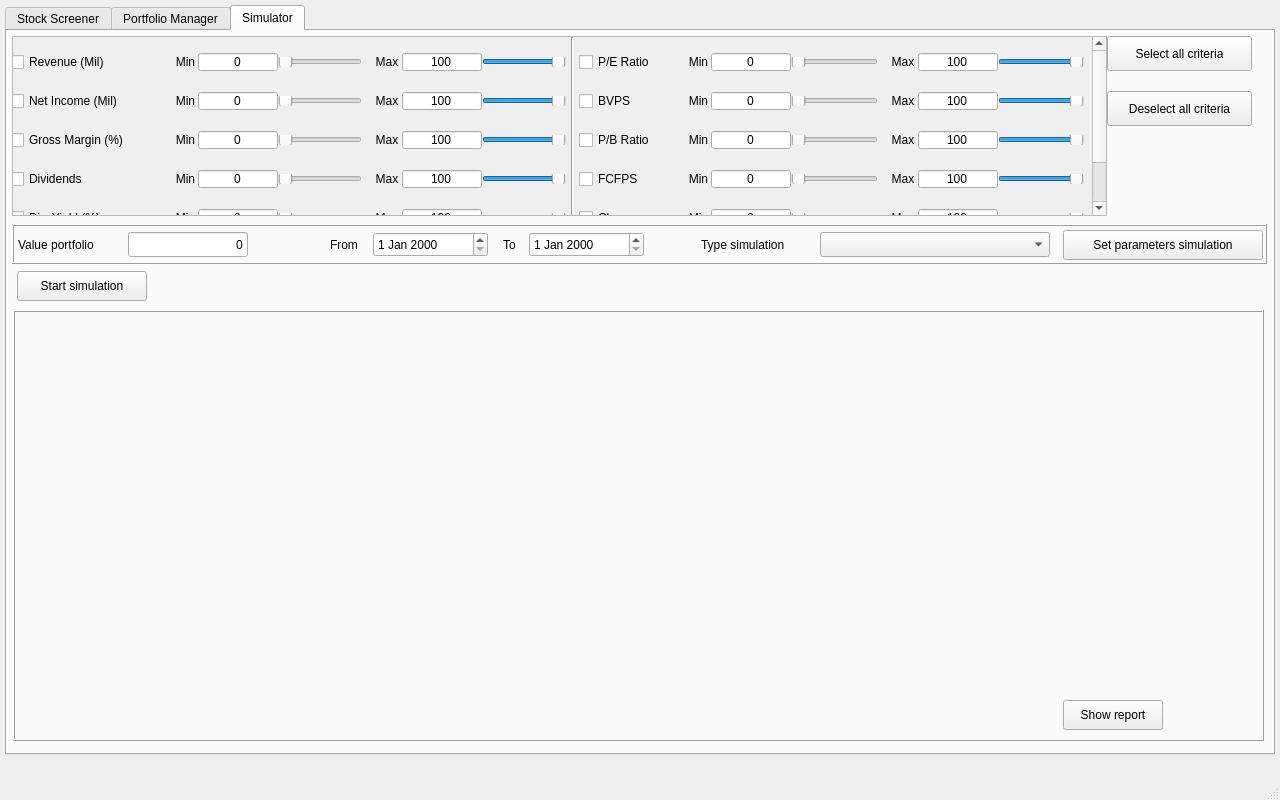
Before: the Qt Designer form QT/MainWindow.ui in Gendostie/market-analysis, drawn with Qt 5.
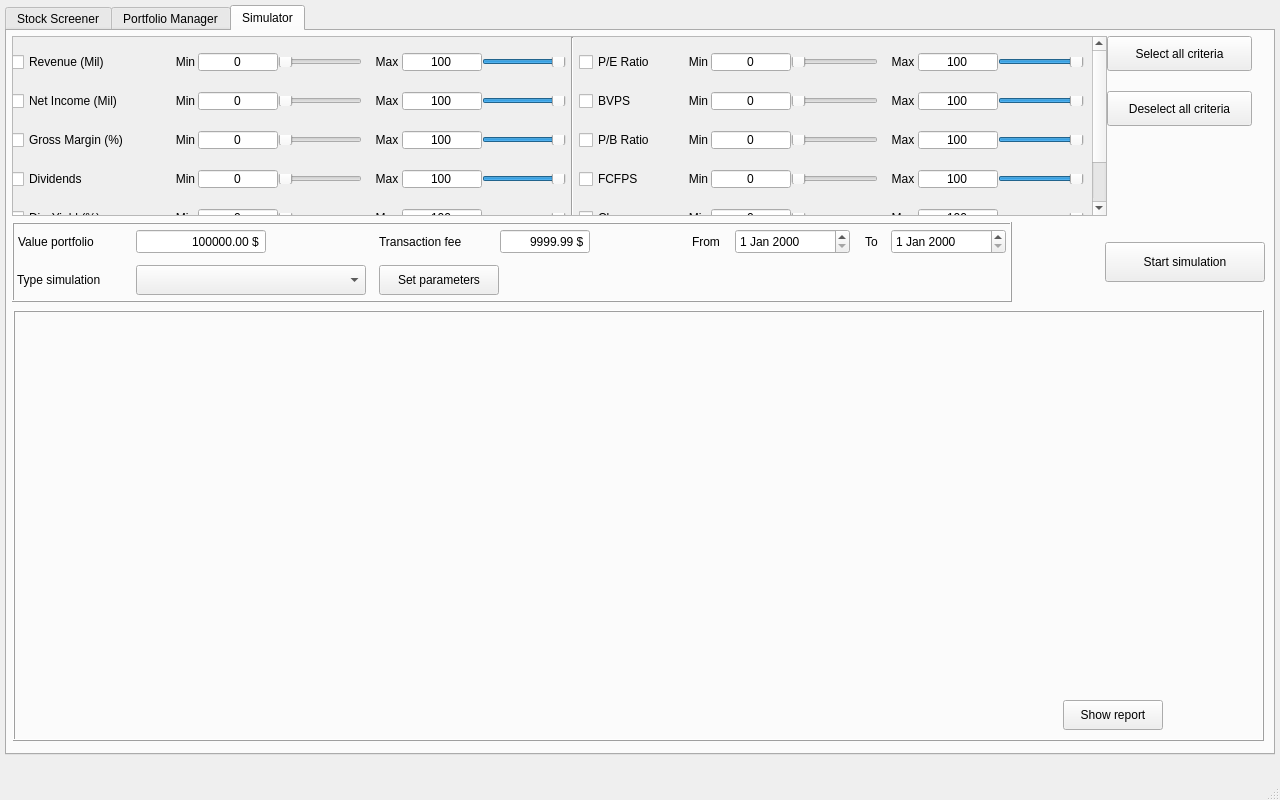
After: the same form once the commit is applied.

Commit message: Add line edit for transaction fee

Diff of the .ui file:
```diff
--- a/QT/MainWindow.ui
+++ b/QT/MainWindow.ui
@@ -6895,31 +6895,6 @@
        </widget>
       </widget>
      </widget>
-     <widget class="QPushButton" name="btn_startSimulation">
-      <property name="geometry">
-       <rect>
-        <x>10</x>
-        <y>240</y>
-        <width>130</width>
-        <height>30</height>
-       </rect>
-      </property>
-      <property name="minimumSize">
-       <size>
-        <width>120</width>
-        <height>30</height>
-       </size>
-      </property>
-      <property name="maximumSize">
-       <size>
-        <width>130</width>
-        <height>30</height>
-       </size>
-      </property>
-      <property name="text">
-       <string>Start simulation</string>
-      </property>
-     </widget>
      <widget class="QFrame" name="frame">
       <property name="geometry">
        <rect>
@@ -6975,21 +6950,21 @@
       <property name="geometry">
        <rect>
         <x>5</x>
-        <y>193</y>
-        <width>1255</width>
-        <height>40</height>
+        <y>191</y>
+        <width>1000</width>
+        <height>80</height>
        </rect>
       </property>
       <property name="minimumSize">
        <size>
-        <width>1255</width>
-        <height>40</height>
+        <width>1000</width>
+        <height>80</height>
        </size>
       </property>
       <property name="maximumSize">
        <size>
-        <width>1255</width>
-        <height>40</height>
+        <width>1000</width>
+        <height>80</height>
        </size>
       </property>
       <property name="frameShape">
@@ -7001,33 +6976,33 @@
       <widget class="QPushButton" name="btn_setParamsSimulation">
        <property name="geometry">
         <rect>
-         <x>1051</x>
-         <y>6</y>
-         <width>200</width>
+         <x>367</x>
+         <y>43</y>
+         <width>120</width>
          <height>30</height>
         </rect>
        </property>
        <property name="minimumSize">
         <size>
-         <width>200</width>
+         <width>120</width>
          <height>30</height>
         </size>
        </property>
        <property name="maximumSize">
         <size>
-         <width>200</width>
+         <width>120</width>
          <height>30</height>
         </size>
        </property>
        <property name="text">
-        <string>Set parameters simulation</string>
+        <string>Set parameters</string>
        </property>
       </widget>
       <widget class="QLabel" name="label_valuePortfolio">
        <property name="geometry">
         <rect>
          <x>6</x>
-         <y>8</y>
+         <y>7</y>
          <width>110</width>
          <height>25</height>
         </rect>
@@ -7051,8 +7026,8 @@
       <widget class="QDateEdit" name="dateEdit_simulatorFrom">
        <property name="geometry">
         <rect>
-         <x>361</x>
-         <y>8</y>
+         <x>723</x>
+         <y>7</y>
          <width>115</width>
          <height>25</height>
         </rect>
@@ -7069,22 +7044,12 @@
          <height>25</height>
         </size>
        </property>
-       <property name="maximumDateTime">
-        <datetime>
-         <hour>23</hour>
-         <minute>59</minute>
-         <second>59</second>
-         <year>7999</year>
-         <month>12</month>
-         <day>31</day>
-        </datetime>
-       </property>
       </widget>
       <widget class="QDateEdit" name="dateEdit_simulatorTo">
        <property name="geometry">
         <rect>
-         <x>517</x>
-         <y>8</y>
+         <x>879</x>
+         <y>7</y>
          <width>115</width>
          <height>25</height>
         </rect>
@@ -7105,8 +7070,8 @@
       <widget class="QLabel" name="label_dateFrom">
        <property name="geometry">
         <rect>
-         <x>318</x>
-         <y>8</y>
+         <x>680</x>
+         <y>7</y>
          <width>40</width>
          <height>25</height>
         </rect>
@@ -7130,8 +7095,8 @@
       <widget class="QLabel" name="label_dateTo">
        <property name="geometry">
         <rect>
-         <x>491</x>
-         <y>6</y>
+         <x>853</x>
+         <y>5</y>
          <width>22</width>
          <height>30</height>
         </rect>
@@ -7152,48 +7117,11 @@
         <string>To</string>
        </property>
       </widget>
-      <widget class="QLineEdit" name="lineEdit_valuePortfolio">
-       <property name="geometry">
-        <rect>
-         <x>116</x>
-         <y>8</y>
-         <width>120</width>
-         <height>25</height>
-        </rect>
-       </property>
-       <property name="minimumSize">
-        <size>
-         <width>120</width>
-         <height>25</height>
-        </size>
-       </property>
-       <property name="maximumSize">
-        <size>
-         <width>120</width>
-         <height>25</height>
-        </size>
-       </property>
-       <property name="inputMask">
-        <string/>
-       </property>
-       <property name="text">
-        <string>0</string>
-       </property>
-       <property name="maxLength">
-        <number>32767</number>
-       </property>
-       <property name="alignment">
-        <set>Qt::AlignRight|Qt::AlignTrailing|Qt::AlignVCenter</set>
-       </property>
-       <property name="placeholderText">
-        <string>Value portfolio</string>
-       </property>
-      </widget>
       <widget class="QLabel" name="label">
        <property name="geometry">
         <rect>
-         <x>689</x>
-         <y>8</y>
+         <x>5</x>
+         <y>45</y>
          <width>115</width>
          <height>25</height>
         </rect>
@@ -7217,28 +7145,158 @@
       <widget class="QComboBox" name="comboBox_typeSimulation">
        <property name="geometry">
         <rect>
-         <x>808</x>
-         <y>8</y>
+         <x>124</x>
+         <y>43</y>
          <width>230</width>
-         <height>25</height>
+         <height>30</height>
         </rect>
        </property>
        <property name="minimumSize">
         <size>
          <width>230</width>
-         <height>25</height>
+         <height>30</height>
         </size>
        </property>
        <property name="maximumSize">
         <size>
          <width>240</width>
-         <height>25</height>
+         <height>30</height>
         </size>
        </property>
+       <property name="editable">
+        <bool>false</bool>
+       </property>
        <property name="currentText" stdset="0">
         <string/>
        </property>
       </widget>
+      <widget class="QDoubleSpinBox" name="doubleSpinBox_valuePortfolio">
+       <property name="geometry">
+        <rect>
+         <x>124</x>
+         <y>7</y>
+         <width>130</width>
+         <height>25</height>
+        </rect>
+       </property>
+       <property name="minimumSize">
+        <size>
+         <width>130</width>
+         <height>25</height>
+        </size>
+       </property>
+       <property name="maximumSize">
+        <size>
+         <width>130</width>
+         <height>25</height>
+        </size>
+       </property>
+       <property name="alignment">
+        <set>Qt::AlignRight|Qt::AlignTrailing|Qt::AlignVCenter</set>
+       </property>
+       <property name="buttonSymbols">
+        <enum>QAbstractSpinBox::NoButtons</enum>
+       </property>
+       <property name="prefix">
+        <string/>
+       </property>
+       <property name="suffix">
+        <string> $</string>
+       </property>
+       <property name="maximum">
+        <double>99999999.989999994635582</double>
+       </property>
+       <property name="value">
+        <double>99999999.989999994635582</double>
+       </property>
+      </widget>
+      <widget class="QLabel" name="label_2">
+       <property name="geometry">
+        <rect>
+         <x>367</x>
+         <y>7</y>
+         <width>115</width>
+         <height>25</height>
+        </rect>
+       </property>
+       <property name="minimumSize">
+        <size>
+         <width>115</width>
+         <height>25</height>
+        </size>
+       </property>
+       <property name="maximumSize">
+        <size>
+         <width>115</width>
+         <height>25</height>
+        </size>
+       </property>
+       <property name="text">
+        <string>Transaction fee</string>
+       </property>
+      </widget>
+      <widget class="QDoubleSpinBox" name="doubleSpinBox">
+       <property name="geometry">
+        <rect>
+         <x>488</x>
+         <y>7</y>
+         <width>90</width>
+         <height>25</height>
+        </rect>
+       </property>
+       <property name="minimumSize">
+        <size>
+         <width>90</width>
+         <height>25</height>
+        </size>
+       </property>
+       <property name="maximumSize">
+        <size>
+         <width>90</width>
+         <height>25</height>
+        </size>
+       </property>
+       <property name="alignment">
+        <set>Qt::AlignRight|Qt::AlignTrailing|Qt::AlignVCenter</set>
+       </property>
+       <property name="buttonSymbols">
+        <enum>QAbstractSpinBox::NoButtons</enum>
+       </property>
+       <property name="suffix">
+        <string> $</string>
+       </property>
+       <property name="maximum">
+        <double>9999.989999999999782</double>
+       </property>
+       <property name="value">
+        <double>9999.989999999999782</double>
+       </property>
+      </widget>
+     </widget>
+     <widget class="QPushButton" name="btn_startSimulation">
+      <property name="geometry">
+       <rect>
+        <x>1098</x>
+        <y>211</y>
+        <width>160</width>
+        <height>40</height>
+       </rect>
+      </property>
+      <property name="minimumSize">
+       <size>
+        <width>145</width>
+        <height>35</height>
+       </size>
+      </property>
+      <property name="maximumSize">
+       <size>
+        <width>160</width>
+        <height>40</height>
+       </size>
+      </property>
+      <property name="text">
+       <string>Start simulation</string>
+      </property>
      </widget>
     </widget>
    </widget>
```
Left out of the diff: 6 changed lines with no effect on the pictures. The commit also changes 1 other file.
